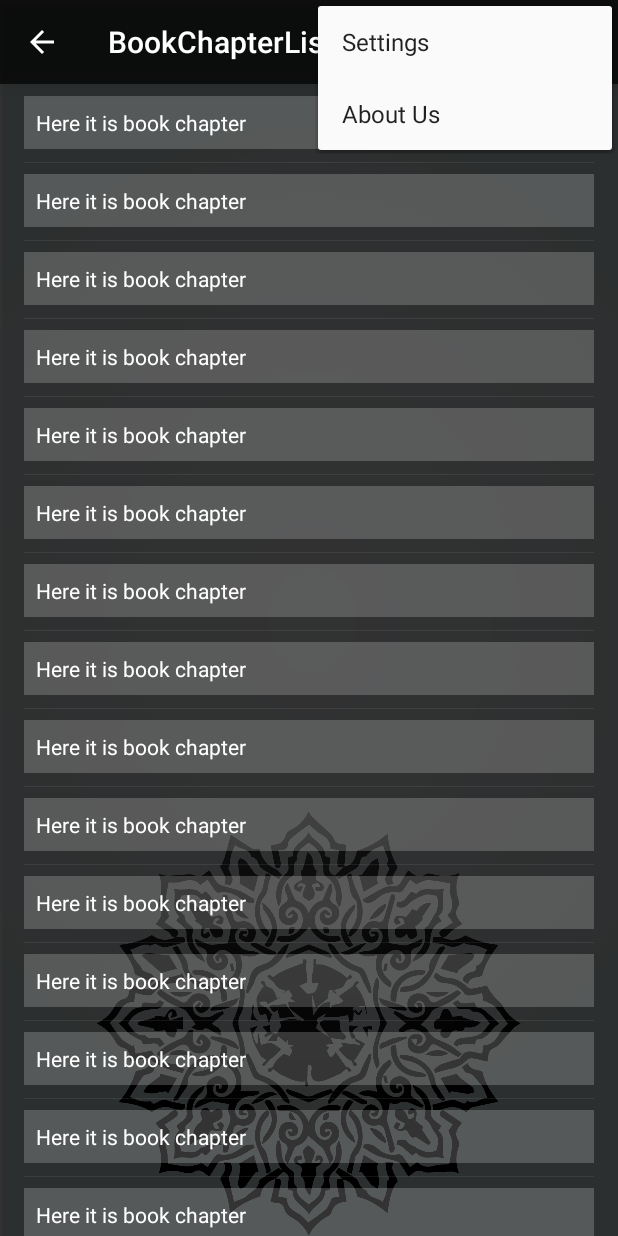
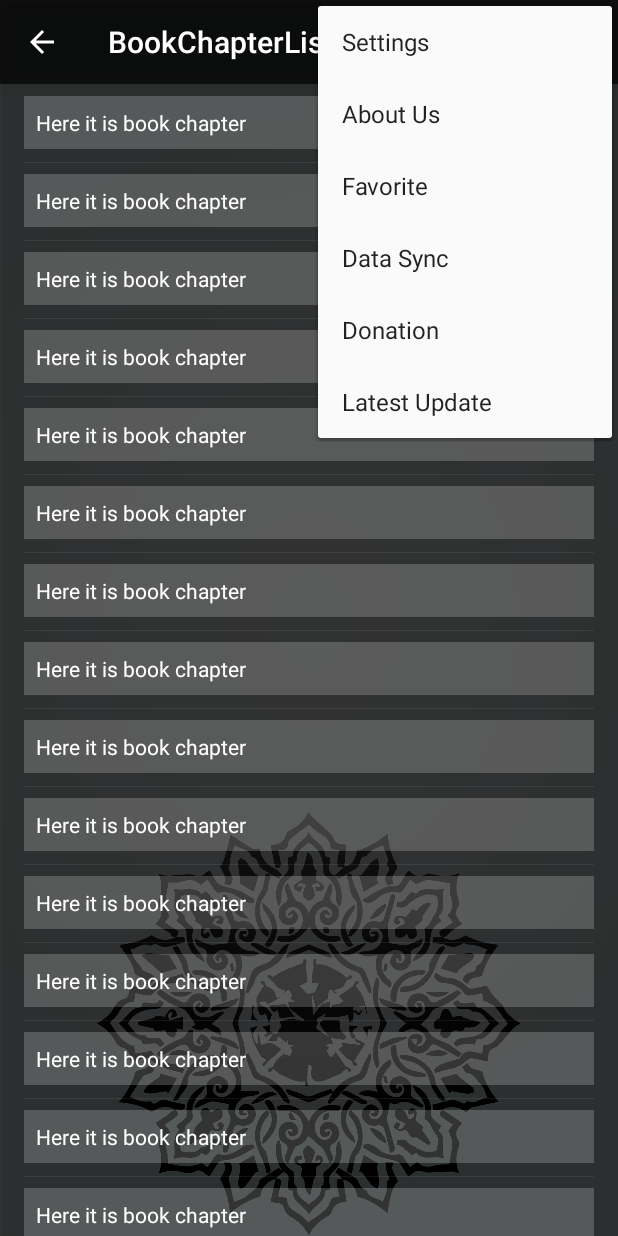
Before and after one commit to Apptitive/BanglaHadith, an Android app: the BookChapterListActivity screen opened directly, with no data from a screen before it, with the options menu open, on a phone screen of 412 x 824 dp. Run offline under Robolectric (Android 15) with nearby library versions, the phone set to English and light mode, and no system bars.

```diff
--- a/app/src/main/AndroidManifest.xml
+++ b/app/src/main/AndroidManifest.xml
@@ -1,6 +1,9 @@
 <?xml version="1.0" encoding="utf-8"?>
 <manifest xmlns:android="http://schemas.android.com/apk/res/android"
     package="com.hadithbd.banglahadith">
+
+    <uses-permission android:name="android.permission.INTERNET" />
+    <uses-permission android:name="android.permission.ACCESS_NETWORK_STATE" />
 
     <application
         android:name=".BanglaHadithApp"
--- a/app/src/main/res/menu/menu_main.xml
+++ b/app/src/main/res/menu/menu_main.xml
@@ -7,7 +7,7 @@
         android:orderInCategory="100"
         app:showAsAction="always"
         android:title=""
-        android:icon="@android:drawable/ic_menu_search" />
+        android:icon="@drawable/ic_search" />
     <item
         android:id="@+id/action_settings"
         android:title="@string/action_settings"
@@ -19,4 +19,25 @@
         android:orderInCategory="102"
         app:showAsAction="never" />
 
+    <item
+        android:id="@+id/action_favorite"
+        android:title="@string/action_favorite"
+        android:orderInCategory="103"
+        app:showAsAction="never" />
+    <item
+        android:id="@+id/action_data_sync"
+        android:title="@string/action_data_sync"
+        android:orderInCategory="104"
+        app:showAsAction="never" />
+    <item
+        android:id="@+id/action_donation"
+        android:title="@string/action_donation"
+        android:orderInCategory="105"
+        app:showAsAction="never" />
+    <item
+        android:id="@+id/action_latest_update"
+        android:title="@string/action_latest_update"
+        android:orderInCategory="106"
+        app:showAsAction="never" />
+
 </menu>
--- a/app/src/main/res/values/strings.xml
+++ b/app/src/main/res/values/strings.xml
@@ -16,4 +16,9 @@
     <string name="explanation">ব্যাখ্যা</string>
     <string name="hadith_number">হাদিস নম্বরঃ  ৭</string>
     <string name="action_about_us">About Us</string>
+    <string name="action_favorite">Favorite</string>
+    <string name="action_data_sync">Data Sync</string>
+    <string name="action_donation">Donation</string>
+    <string name="action_latest_update">Latest Update</string>
+    <string name="text_internet_connection_failed">Internet connection is not available right now, please try again later.</string>
 </resources>
```
Also changed, not shown: app/src/main/java/com/hadithbd/banglahadith/ui/BaseActivity.java (+20 -1 lines), app/src/main/java/com/hadithbd/banglahadith/util/Utils.java (+18 -0 lines), app/src/main/res/drawable-hdpi/ic_search.png (added), app/src/main/res/drawable-mdpi/ic_search.png (added), app/src/main/res/drawable-sw600dp/ic_search.png (added), app/src/main/res/drawable-sw720dp/ic_search.png (added), app/src/main/res/drawable-xhdpi/ic_search.png (added), app/src/main/res/drawable-xxhdpi/ic_search.png (added).
